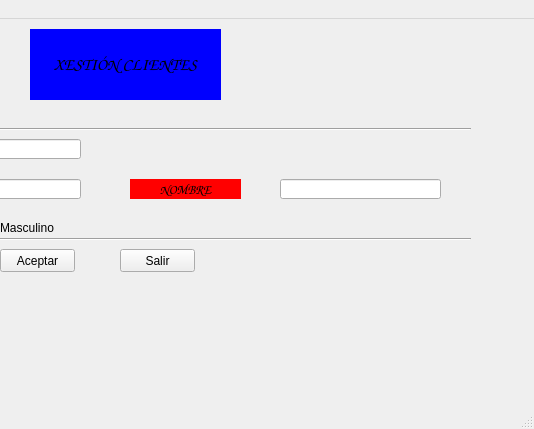
Old version of the form ventana.ui in the repository xMrAvocado/ProyDos; both pictures show x 260 to 794 and y 0 to 429 of the 794 by 429 pixel window.
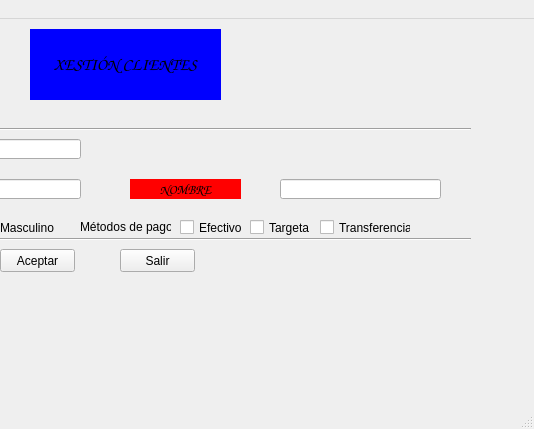
New version of the form.

Patch:
```diff
--- a/ventana.ui
+++ b/ventana.ui
@@ -307,6 +307,58 @@
      <string>Masculino</string>
     </property>
    </widget>
+   <widget class="QLabel" name="lblPago">
+    <property name="geometry">
+     <rect>
+      <x>340</x>
+      <y>200</y>
+      <width>91</width>
+      <height>16</height>
+     </rect>
+    </property>
+    <property name="text">
+     <string>Métodos de pago:</string>
+    </property>
+   </widget>
+   <widget class="QCheckBox" name="chkEfec">
+    <property name="geometry">
+     <rect>
+      <x>440</x>
+      <y>200</y>
+      <width>70</width>
+      <height>17</height>
+     </rect>
+    </property>
+    <property name="text">
+     <string>Efectivo</string>
+    </property>
+   </widget>
+   <widget class="QCheckBox" name="chkTar">
+    <property name="geometry">
+     <rect>
+      <x>510</x>
+      <y>200</y>
+      <width>70</width>
+      <height>17</height>
+     </rect>
+    </property>
+    <property name="text">
+     <string>Targeta</string>
+    </property>
+   </widget>
+   <widget class="QCheckBox" name="chkTrans">
+    <property name="geometry">
+     <rect>
+      <x>580</x>
+      <y>200</y>
+      <width>91</width>
+      <height>17</height>
+     </rect>
+    </property>
+    <property name="text">
+     <string>Transferencia</string>
+    </property>
+   </widget>
   </widget>
   <widget class="QMenuBar" name="menubar">
    <property name="geometry">
```
